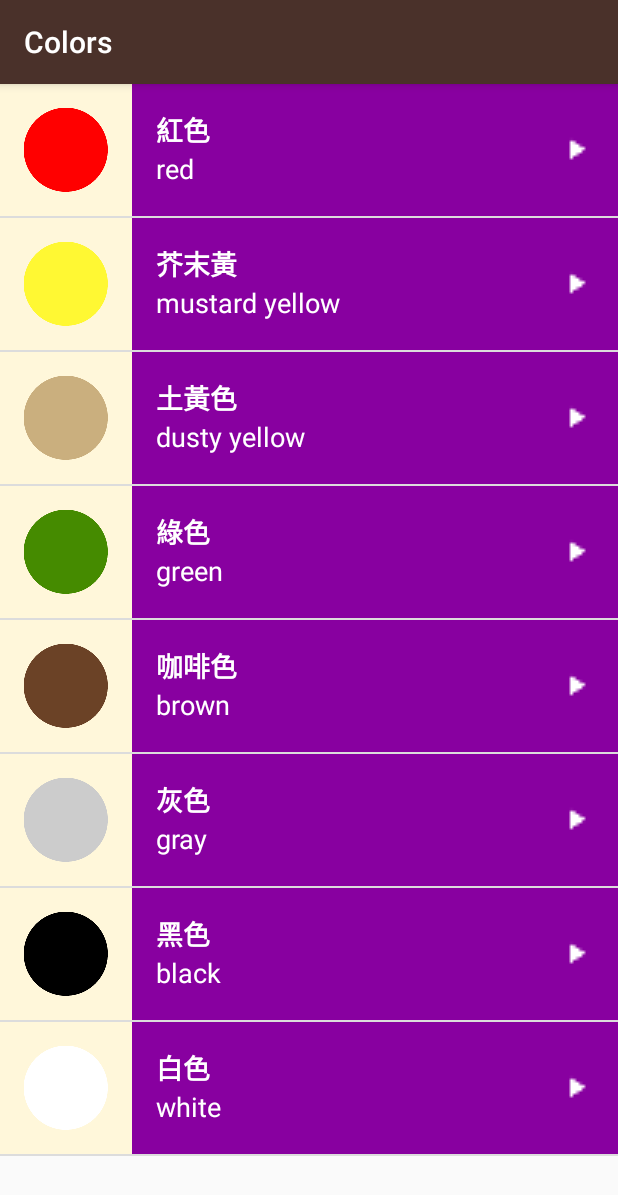
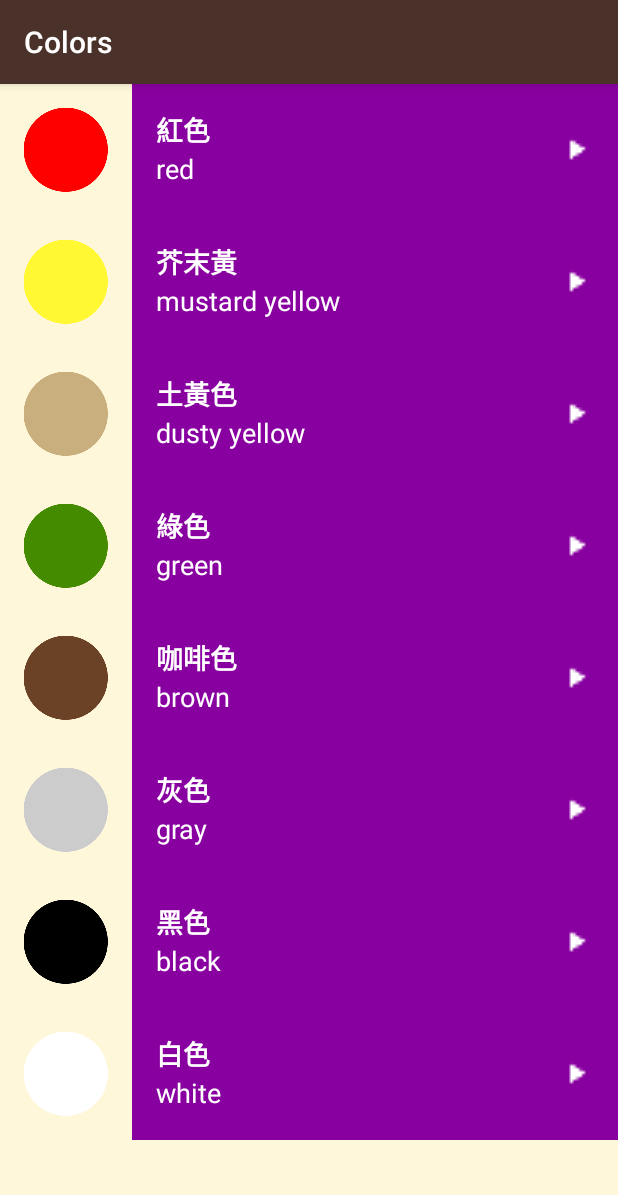
Before and after one commit to Christinepeng/LearningChineseBasicWordApp, an Android app: the ColorsActivity screen opened directly, with no data from a screen before it, after a tap on "紅色", on a phone screen of 412 x 824 dp. Shown: the top 1195 px of the screen. Run offline under Robolectric (Android 15) with nearby library versions, the phone set to English and light mode, and no system bars.

Commit message:
Four Activities change to RecyclerView

```diff
--- a/app/src/main/java/com/renameExample/android/learnChinese/view/ColorsActivity.kt
+++ b/app/src/main/java/com/renameExample/android/learnChinese/view/ColorsActivity.kt
@@ -11,11 +11,14 @@ import androidx.appcompat.app.AppCompatActivity
 import androidx.lifecycle.Observer
 import androidx.lifecycle.ViewModel
 import androidx.lifecycle.ViewModelProvider
+import androidx.recyclerview.widget.LinearLayoutManager
+import androidx.recyclerview.widget.RecyclerView
 import com.renameExample.android.learnChinese.R
 import com.renameExample.android.learnChinese.databinding.WordListBinding
+import com.renameExample.android.learnChinese.model.Word
 import com.renameExample.android.learnChinese.viewModel.ColorsViewModel
 
-class ColorsActivity : AppCompatActivity() {
+class ColorsActivity : AppCompatActivity(), WordItemClickListener  {
     private val binding: WordListBinding by lazy { WordListBinding.inflate(layoutInflater) }
     private lateinit var viewModel: ColorsViewModel
     private var mMediaPlayer: MediaPlayer? = null
@@ -44,32 +47,19 @@ class ColorsActivity : AppCompatActivity() {
             ViewModelProvider.AndroidViewModelFactory.getInstance(application)
         ).get(ColorsViewModel::class.java)
 
-        setupListView()
+        setupRecyclerView()
     }
 
-    private fun setupListView() {
-        val adapter = WordAdapter(this, ArrayList(), R.color.category_colors)
-        binding.list.adapter = adapter
+    private fun setupRecyclerView() {
+        val adapter = WordAdapter(this, ArrayList(), this, R.color.category_colors)
+        binding.wordRecyclerView.layoutManager = LinearLayoutManager(this)
+        binding.wordRecyclerView.adapter = adapter as RecyclerView.Adapter<RecyclerView.ViewHolder>
+
         viewModel.words.observe(this, Observer { words ->
             words?.let {
                 adapter.addAll(words)
             }
         })
-
-
-        binding.list.onItemClickListener = OnItemClickListener { _, _, position, _ ->
-            releaseMediaPlayer()
-            val word = adapter.getItem(position)
-            val result = mAudioManager?.requestAudioFocus(
-                mOnAudioFocusChangeListener,
-                AudioManager.STREAM_MUSIC, AudioManager.AUDIOFOCUS_GAIN_TRANSIENT
-            )
-            if (result == AudioManager.AUDIOFOCUS_REQUEST_GRANTED) {
-                mMediaPlayer = MediaPlayer.create(this@ColorsActivity, word!!.getmAudioResourceId())
-                mMediaPlayer?.start()
-                mMediaPlayer?.setOnCompletionListener(mCompletionListener)
-            }
-        }
     }
 
     override fun onStop() {
@@ -84,4 +74,18 @@ class ColorsActivity : AppCompatActivity() {
             mAudioManager?.abandonAudioFocus(mOnAudioFocusChangeListener)
         }
     }
+
+    override fun onWordClicked(word: Word) {
+        releaseMediaPlayer()
+        val result = mAudioManager!!.requestAudioFocus(
+            mOnAudioFocusChangeListener,
+            AudioManager.STREAM_MUSIC,
+            AudioManager.AUDIOFOCUS_GAIN_TRANSIENT
+        )
+        if (result == AudioManager.AUDIOFOCUS_REQUEST_GRANTED) {
+            mMediaPlayer = MediaPlayer.create(this@ColorsActivity, word.getmAudioResourceId())
+            mMediaPlayer?.start()
+            mMediaPlayer?.setOnCompletionListener(mCompletionListener)
+        }
+    }
 }
--- a/app/src/main/java/com/renameExample/android/learnChinese/view/WordAdapter.kt
+++ b/app/src/main/java/com/renameExample/android/learnChinese/view/WordAdapter.kt
@@ -4,39 +4,98 @@ import android.content.Context
 import android.view.LayoutInflater
 import android.view.View
 import android.view.ViewGroup
-import android.widget.ArrayAdapter
 import android.widget.ImageView
 import android.widget.TextView
 import androidx.core.content.ContextCompat
+import androidx.recyclerview.widget.RecyclerView
 import com.renameExample.android.learnChinese.R
 import com.renameExample.android.learnChinese.model.Word
 
-class WordAdapter(context: Context?, words: ArrayList<Word>?, private val mColorResourceId: Int) :
-    ArrayAdapter<Word>(
-        context!!, 0, words!!
-    ) {
-    override fun getView(position: Int, convertView: View?, parent: ViewGroup): View {
-        var listItemView = convertView
-        if (listItemView == null) {
-            listItemView = LayoutInflater.from(context).inflate(
-                R.layout.list_item, parent, false
-            )
+class WordAdapter(
+    private val context: Context?,
+    private val words: ArrayList<Word>?,
+    private val listener: WordItemClickListener?,
+    private val mColorResourceId: Int
+) : RecyclerView.Adapter<WordAdapter.WordViewHolder>() {
+
+    class WordViewHolder(itemView: View) : RecyclerView.ViewHolder(itemView) {
+        val miwokTextView: TextView = itemView.findViewById(R.id.miwok_text_view)
+        val defaultTextView: TextView = itemView.findViewById(R.id.default_text_view)
+        val imageView: ImageView = itemView.findViewById(R.id.image)
+        val textContainer: View = itemView.findViewById(R.id.text_container)
+    }
+    override fun onCreateViewHolder(parent: ViewGroup, viewType: Int): WordViewHolder {
+        val itemView = LayoutInflater.from(parent.context).inflate(R.layout.list_item, parent, false)
+        return WordViewHolder(itemView)
+    }
+
+    override fun onBindViewHolder(holder: WordViewHolder, position: Int) {
+        val currentWord = words?.get(position)
+        holder.miwokTextView.text = currentWord?.miwokTranslation
+        holder.defaultTextView.text = currentWord?.defaultTranslation
+        if (currentWord?.hasImage() == true) {
+            holder.imageView.setImageResource(currentWord.getmImageResourceId())
+            holder.imageView.visibility = View.VISIBLE
+        } else {
+            holder.imageView.visibility = View.GONE
         }
-        val currentWord = getItem(position)
-        val miwokTextView = listItemView!!.findViewById<View>(R.id.miwok_text_view) as TextView
-        miwokTextView.text = currentWord!!.miwokTranslation
-        val defaultTextView = listItemView.findViewById<View>(R.id.default_text_view) as TextView
-        defaultTextView.text = currentWord.defaultTranslation
-        val imageView = listItemView.findViewById<View>(R.id.image) as ImageView
-        if (currentWord.hasImage()) {
-            imageView.setImageResource(currentWord.getmImageResourceId())
-            imageView.setVisibility(View.VISIBLE)
-        } else {
-            imageView.setVisibility(View.GONE)
+        val color = ContextCompat.getColor(context!!, mColorResourceId)
+        holder.textContainer.setBackgroundColor(color)
+
+        holder.itemView.setOnClickListener {
+            listener?.onWordClicked(currentWord!!)
         }
-        val textContainer = listItemView.findViewById<View>(R.id.text_container)
-        val color = ContextCompat.getColor(context, mColorResourceId)
-        textContainer.setBackgroundColor(color)
-        return listItemView
+    }
+
+    override fun getItemCount(): Int {
+        return words?.size ?: 0
+    }
+
+    fun addAll(newWords: List<Word>) {
+        words!!.addAll(newWords)
+        notifyDataSetChanged()
     }
 }
+interface WordItemClickListener {
+    fun onWordClicked(word: Word)
+}
+
+//class WordAdapter(context: Context?,
+//                  words: ArrayList<Word>?,
+//                  private val listener: WordItemClickListener?,
+//                  private val mColorResourceId: Int
+//) : ArrayAdapter<Word>(        context!!, 0, words!!    ) {
+//    override fun getView(position: Int, convertView: View?, parent: ViewGroup): View {
+//        var listItemView = convertView
+//        if (listItemView == null) {
+//            listItemView = LayoutInflater.from(context).inflate(
+//                R.layout.list_item, parent, false
+//            )
+//        }
+//        val currentWord = getItem(position)
+//        val miwokTextView = listItemView!!.findViewById<View>(R.id.miwok_text_view) as TextView
+//        miwokTextView.text = currentWord!!.miwokTranslation
+//        val defaultTextView = listItemView.findViewById<View>(R.id.default_text_view) as TextView
+//        defaultTextView.text = currentWord.defaultTranslation
+//        val imageView = listItemView.findViewById<View>(R.id.image) as ImageView
+//        if (currentWord.hasImage()) {
+//            imageView.setImageResource(currentWord.getmImageResourceId())
+//            imageView.setVisibility(View.VISIBLE)
+//        } else {
+//            imageView.setVisibility(View.GONE)
+//        }
+//        val textContainer = listItemView.findViewById<View>(R.id.text_container)
+//        val color = ContextCompat.getColor(context, mColorResourceId)
+//        textContainer.setBackgroundColor(color)
+//
+//        listItemView.setOnClickListener {
+//            listener?.onWordClicked(currentWord)
+//        }
+//
+//        return listItemView
+//    }
+//}
+//
+//interface WordItemClickListener {
+//    fun onWordClicked(word: Word)
+//}
--- a/app/src/main/res/layout/list_item.xml
+++ b/app/src/main/res/layout/list_item.xml
@@ -7,7 +7,8 @@
     android:layout_height="wrap_content"
     android:orientation="horizontal"
     android:minHeight="@dimen/list_item_height"
-    android:background="@color/tan_background">
+    android:background="@color/tan_background"
+    android:foreground="?android:attr/selectableItemBackground">
 
     <ImageView
         android:id="@+id/image"
--- a/app/src/main/res/layout/word_list.xml
+++ b/app/src/main/res/layout/word_list.xml
@@ -1,7 +1,15 @@
 <?xml version="1.0" encoding="utf-8"?>
-<ListView xmlns:android="http://schemas.android.com/apk/res/android"
-    android:id="@+id/list"
-    android:orientation="vertical"
+<LinearLayout xmlns:android="http://schemas.android.com/apk/res/android"
+    xmlns:tools="http://schemas.android.com/tools"
     android:layout_width="match_parent"
     android:layout_height="match_parent"
-    android:drawSelectorOnTop="true"/>
+    android:background="@color/tan_background"
+    android:orientation="vertical"
+    tools:context="com.renameExample.android.learnChinese.view.MainActivity">
+
+    <androidx.recyclerview.widget.RecyclerView
+        android:id="@+id/wordRecyclerView"
+        android:layout_width="match_parent"
+        android:layout_height="wrap_content"/>
+
+</LinearLayout>
```
Also changed, not shown: app/src/main/java/com/renameExample/android/learnChinese/view/FamilyActivity.kt (+23 -20 lines), app/src/main/java/com/renameExample/android/learnChinese/view/NumbersActivity.kt (+24 -23 lines), app/src/main/java/com/renameExample/android/learnChinese/view/PhrasesActivity.kt (+23 -20 lines).
